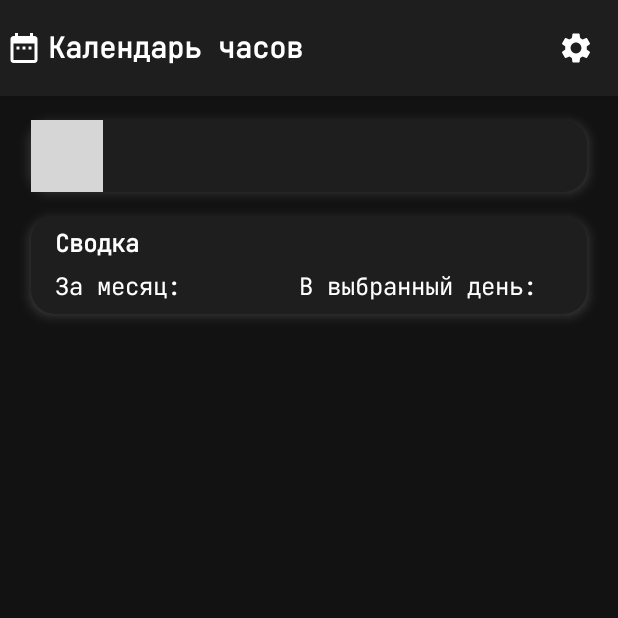
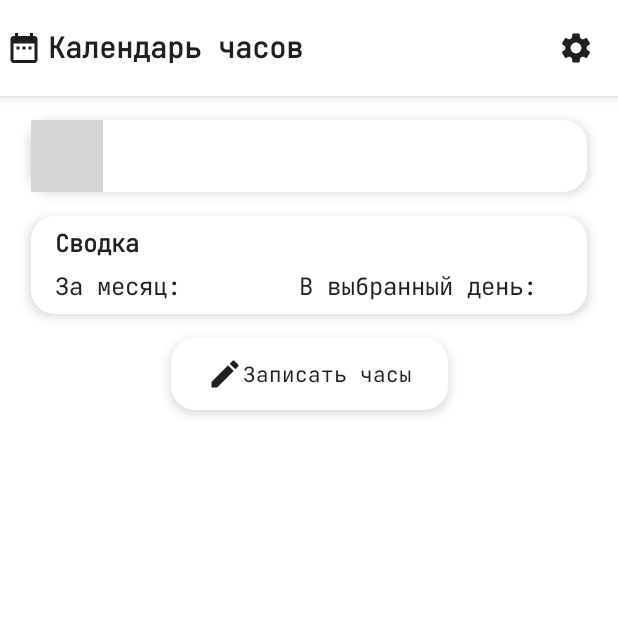
Before and after one commit to blackbuffy/HoursCalendar, an Android app built with Jetpack Compose: the screen it shows after launch (MainActivity), on a phone screen of 412 x 824 dp, the top half of it. Run offline under Robolectric (Android 15) with nearby library versions, the phone set to English and light mode, and no system bars; libraries missing offline, so code that uses them is left out: io.github.boguszpawlowski.composecalendar; 1 statement that could not run was skipped; grey boxes are pictures that could not be loaded.

```diff
--- a/app/src/main/java/com/wellon/hourscalendar/MainActivity.kt
+++ b/app/src/main/java/com/wellon/hourscalendar/MainActivity.kt
@@ -13,7 +13,7 @@ class MainActivity : ComponentActivity() {
         super.onCreate(savedInstanceState)
         setContent {
             val (isDarkTheme, setDarkTheme) = remember {
-                mutableStateOf(true)
+                mutableStateOf(false)
             }
 
             HoursCalendarTheme (
--- a/app/src/main/java/com/wellon/hourscalendar/composables/mainscreen/MainScreen.kt
+++ b/app/src/main/java/com/wellon/hourscalendar/composables/mainscreen/MainScreen.kt
@@ -5,7 +5,6 @@ import androidx.compose.foundation.layout.Column
 import androidx.compose.foundation.layout.PaddingValues
 import androidx.compose.foundation.layout.fillMaxSize
 import androidx.compose.foundation.layout.padding
-import androidx.compose.material3.HorizontalDivider
 import androidx.compose.material3.MaterialTheme
 import androidx.compose.material3.Scaffold
 import androidx.compose.runtime.Composable
@@ -13,6 +12,7 @@ import androidx.compose.ui.Alignment
 import androidx.compose.ui.Modifier
 import androidx.compose.ui.unit.dp
 import com.wellon.hourscalendar.composables.calendar.Calendar
+import com.wellon.hourscalendar.composables.timepicker.ButtonLog
 
 @SuppressLint("UnusedMaterial3ScaffoldPaddingParameter")
 @Composable
@@ -31,6 +31,7 @@ fun MainScreen(isDarkTheme: Boolean, setDarkTheme: (Boolean) -> Unit) {
         ) {
             Calendar()
             SummaryCard()
+            ButtonLog()
         }
     }
 }
--- /dev/null
+++ b/app/src/main/java/com/wellon/hourscalendar/composables/timepicker/ButtonLog.kt
@@ -0,0 +1,74 @@
+package com.wellon.hourscalendar.composables.timepicker
+
+import androidx.compose.foundation.layout.padding
+import androidx.compose.foundation.shape.RoundedCornerShape
+import androidx.compose.material.icons.Icons
+import androidx.compose.material.icons.filled.Create
+import androidx.compose.material3.Button
+import androidx.compose.material3.ButtonDefaults
+import androidx.compose.material3.Card
+import androidx.compose.material3.CardDefaults
+import androidx.compose.material3.Icon
+import androidx.compose.material3.MaterialTheme
+import androidx.compose.material3.Text
+import androidx.compose.runtime.Composable
+import androidx.compose.runtime.getValue
+import androidx.compose.runtime.mutableStateOf
+import androidx.compose.runtime.remember
+import androidx.compose.runtime.setValue
+import androidx.compose.ui.Modifier
+import androidx.compose.ui.graphics.Color
+import androidx.compose.ui.graphics.graphicsLayer
+import androidx.compose.ui.unit.dp
+
+@Composable
+fun ButtonLog() {
+    val (openDialog, setOpenDialog) = remember { mutableStateOf(false) }
+    var selectedHour by remember { mutableStateOf(1) }
+
+    Card (
+        colors = CardDefaults.cardColors(containerColor = MaterialTheme.colorScheme.primaryContainer),
+        shape = RoundedCornerShape(16.dp),
+        modifier = Modifier
+            .padding(top = 16.dp)
+            .graphicsLayer(
+                shadowElevation = 7f,
+                shape = RoundedCornerShape(16.dp),
+                spotShadowColor = MaterialTheme.colorScheme.surfaceContainerHigh,
+                ambientShadowColor = MaterialTheme.colorScheme.surfaceContainerHigh
+            )
+    ) {
+        Button(
+            colors = ButtonDefaults.buttonColors(containerColor = Color.Transparent),
+            onClick = { setOpenDialog(true) }
+        ) {
+            Icon(
+                imageVector = Icons.Filled.Create,
+                contentDescription = "Записать часы",
+                tint = MaterialTheme.colorScheme.tertiary
+            )
+
+            Text(
+                text = "Записать часы",
+                color = MaterialTheme.colorScheme.primary,
+                style = MaterialTheme.typography.titleSmall
+            )
+        }
+    }
+
+    if (openDialog) {
+        TimePickerDialog(
+            onDismissRequest = { setOpenDialog(false) },
+            confirmButton = { Button(onClick = { setOpenDialog(false) }) {
+                Text("Готово")
+            }},
+            dismissButton = {
+                Button(onClick = { setOpenDialog(false) }) {
+                    Text("Отмена")
+                }
+            }
+        ) {
+            HourPicker()
+        }
+    }
+}
```
Also changed, not shown: app/src/main/java/com/wellon/hourscalendar/composables/timepicker/HourPicker.kt (added, +33 -0 lines), app/src/main/java/com/wellon/hourscalendar/composables/timepicker/TimePickerDialog.kt (added, +28 -0 lines), app/src/main/java/com/wellon/hourscalendar/composables/timepicker/picker/Picker.kt (added, +142 -0 lines), app/src/main/java/com/wellon/hourscalendar/composables/timepicker/picker/PickerState.kt (added, +14 -0 lines).
